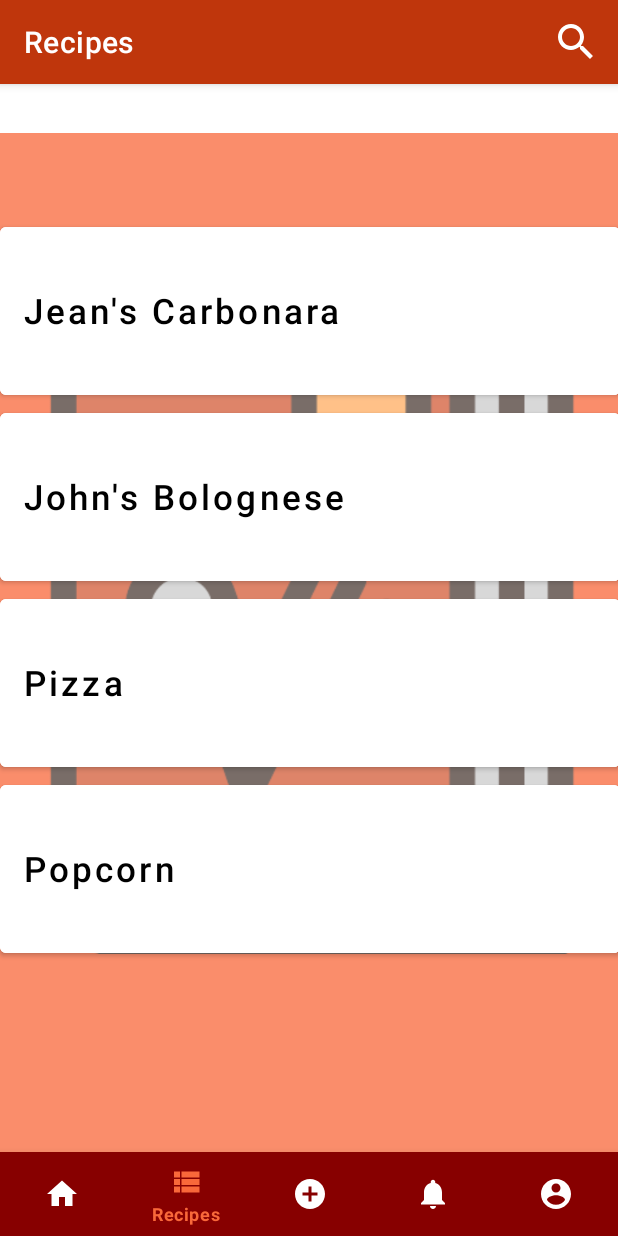
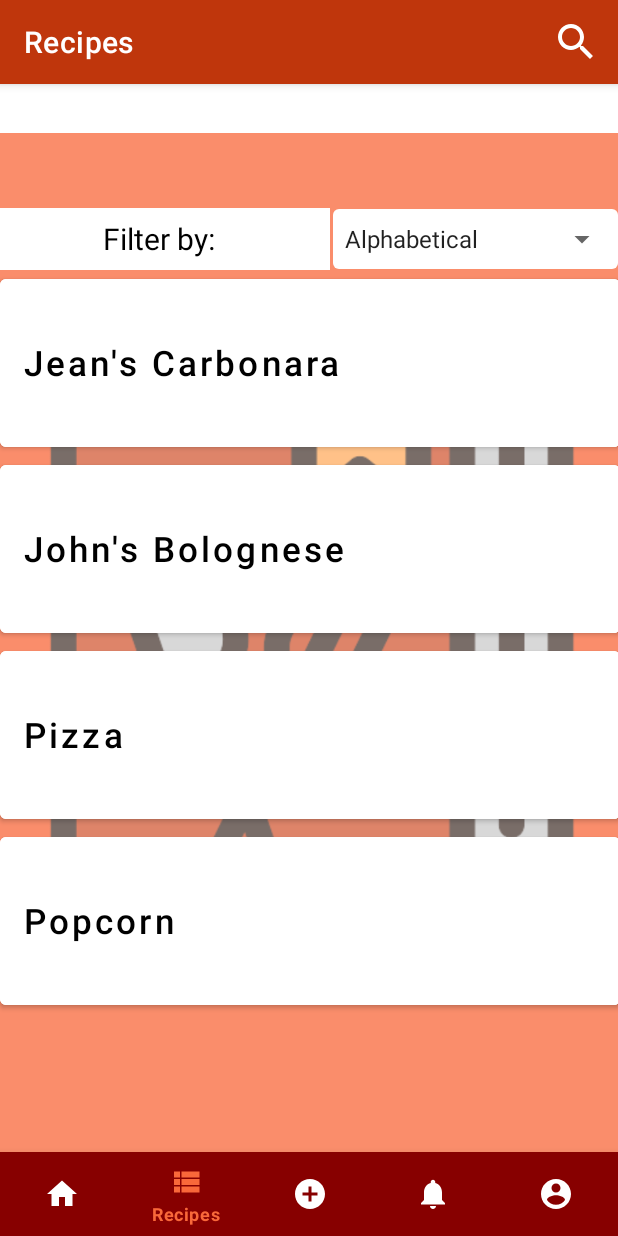
Before and after one commit to cookin-by-the-book/cookin-android, an Android app: the DashboardFragment screen opened through its navigation route, on a phone screen of 412 x 824 dp. Run offline under Robolectric (Android 15) with nearby library versions, the phone set to English and light mode, and no system bars; our stand-ins replace navigation-ui.

Commit message:
Finished Recipes page

```diff
--- a/cookin_by_the_book/app/src/main/java/com/mobileappdev/cookinbythebook/MainActivity.java
+++ b/cookin_by_the_book/app/src/main/java/com/mobileappdev/cookinbythebook/MainActivity.java
@@ -7,7 +7,9 @@ import android.view.Menu;
 import android.view.MenuInflater;
 import android.view.View;
 import android.view.ViewGroup;
+import android.widget.ArrayAdapter;
 import android.widget.SearchView;
+import android.widget.Spinner;
 
 import com.google.android.material.bottomnavigation.BottomNavigationView;
 
@@ -40,7 +42,16 @@ public class MainActivity extends AppCompatActivity {
         View background = this.findViewById(R.id.imageView);
         sendViewToBack(background);
 
-        //View home_recipe_button01 = this.findViewById(R.id.button);
+        /*
+        Spinner spinner = (Spinner) findViewById(R.id.filter_spinner);
+        // Create an ArrayAdapter using the string array and a default spinner layout
+        ArrayAdapter<CharSequence> adapter = ArrayAdapter.createFromResource(this,
+                R.array.planets_array, android.R.layout.simple_spinner_item);
+        // Specify the layout to use when the list of choices appears
+        adapter.setDropDownViewResource(android.R.layout.simple_spinner_dropdown_item);
+        // Apply the adapter to the spinner
+        spinner.setAdapter(adapter);
+        */
     }
 
     // This makes sure that our background art is always behind everything else
@@ -53,21 +64,4 @@ public class MainActivity extends AppCompatActivity {
             mParent.addView(child, 0);
         }
     }
-/*
-    @Override
-    public boolean onCreateOptionsMenu(Menu menu) {
-        MenuInflater inflater = getMenuInflater();
-        inflater.inflate(R.menu.options_menu, menu);
-
-        // Associate searchable configuration with the SearchView
-        SearchManager searchManager =
-                (SearchManager) getSystemService(Context.SEARCH_SERVICE);
-        SearchView searchView =
-                (SearchView) menu.findItem(R.id.search).getActionView();
-        searchView.setSearchableInfo(
-                searchManager.getSearchableInfo(getComponentName()));
-
-        return true;
-    }
-*/
 }
--- a/cookin_by_the_book/app/src/main/java/com/mobileappdev/cookinbythebook/ui/dashboard/DashboardFragment.java
+++ b/cookin_by_the_book/app/src/main/java/com/mobileappdev/cookinbythebook/ui/dashboard/DashboardFragment.java
@@ -9,7 +9,9 @@ import android.view.MenuInflater;
 import android.view.MenuItem;
 import android.view.View;
 import android.view.ViewGroup;
+import android.widget.ArrayAdapter;
 import android.widget.SearchView;
+import android.widget.Spinner;
 import android.widget.TextView;
 
 import androidx.annotation.NonNull;
@@ -38,13 +40,19 @@ public class DashboardFragment extends Fragment {
             }
         });
         setHasOptionsMenu(true);
+
+
+        //Spinner spinner = (Spinner) getView().findViewById(R.id.filter_spinner);
+        /*
+        // Create an ArrayAdapter using the string array and a default spinner layout
+        ArrayAdapter<CharSequence> adapter = ArrayAdapter.createFromResource(this.getContext(), R.array.planets_array, android.R.layout.simple_spinner_item);
+        // Specify the layout to use when the list of choices appears
+        adapter.setDropDownViewResource(android.R.layout.simple_spinner_dropdown_item);
+        // Apply the adapter to the spinner
+        spinner.setAdapter(adapter);
+         */
+
         return root;
-    }
-
-    @Override
-    public void onCreate(Bundle savedInstanceState) {
-        super.onCreate(savedInstanceState);
-        setHasOptionsMenu(true);
     }
 
     // Based on answers to https://stackoverflow.com/q/34291453
@@ -80,4 +88,16 @@ public class DashboardFragment extends Fragment {
             }
         });
     }
+
+    @Override
+    public void onActivityCreated(Bundle savedInstanceState) {
+        super.onActivityCreated(savedInstanceState);
+        Spinner spinner = (Spinner) getView().findViewById(R.id.filter_spinner);
+        // Create an ArrayAdapter using the string array and a default spinner layout
+        ArrayAdapter<CharSequence> adapter = ArrayAdapter.createFromResource(this.getContext(),
+                R.array.filters_array, android.R.layout.simple_spinner_item);
+
+        spinner.setAdapter(adapter);
+
+    }
 }
--- /dev/null
+++ b/cookin_by_the_book/app/src/main/res/drawable/downward_pointing_arrow.xml
@@ -0,0 +1,18 @@
+<?xml version="1.0" encoding="utf-8"?>
+<layer-list xmlns:android="http://schemas.android.com/apk/res/android" >
+    <item>
+        <rotate
+            android:fromDegrees="45"
+            android:pivotX="230%"
+            android:pivotY="27%"
+            android:toDegrees="45" >
+            <shape android:shape="rectangle" >
+                <stroke
+                    android:width="10dp"
+                    android:color="#00000000" />
+
+                <solid android:color="#00ACED" />
+            </shape>
+        </rotate>
+    </item>
+</layer-list>
--- /dev/null
+++ b/cookin_by_the_book/app/src/main/res/drawable/rounded_corner.xml
@@ -0,0 +1,9 @@
+<?xml version="1.0" encoding="utf-8"?>
+<inset xmlns:android="http://schemas.android.com/apk/res/android">
+
+    <shape android:shape="rectangle">
+        <solid android:color="#FFFFFF" />
+        <corners android:radius="4dp" />
+    </shape>
+
+</inset>
--- a/cookin_by_the_book/app/src/main/res/layout/fragment_dashboard.xml
+++ b/cookin_by_the_book/app/src/main/res/layout/fragment_dashboard.xml
@@ -39,7 +39,6 @@
         android:id="@+id/dashboard_button2"
         android:layout_width="0dp"
         android:layout_height="124dp"
-        android:layout_marginTop="100dp"
         android:backgroundTint="@android:color/white"
         android:gravity="left|center_vertical"
         android:text="Jean's Carbonara"
@@ -47,8 +46,9 @@
         android:textColor="@android:color/black"
         android:textSize="23dp"
         app:layout_constraintEnd_toEndOf="parent"
+        app:layout_constraintHorizontal_bias="0.0"
         app:layout_constraintStart_toStartOf="parent"
-        app:layout_constraintTop_toTopOf="parent" />
+        app:layout_constraintTop_toBottomOf="@+id/textView" />
 
     <Button
         android:id="@+id/dashboard_button3"
@@ -79,4 +79,36 @@
         app:layout_constraintHorizontal_bias="0.0"
         app:layout_constraintStart_toStartOf="parent"
         app:layout_constraintTop_toBottomOf="@+id/dashboard_button1" />
+
+    <RelativeLayout
+        android:id="@+id/relativeLayout"
+        android:layout_width="190dp"
+        android:layout_height="40dp"
+        android:layout_marginTop="94dp"
+        android:layout_marginEnd="1dp"
+        android:background="@drawable/rounded_corner"
+        app:layout_constraintEnd_toEndOf="parent"
+        app:layout_constraintTop_toTopOf="parent">
+
+        <Spinner
+            android:id="@+id/filter_spinner"
+            android:layout_width="190dp"
+            android:layout_height="40dp" />
+    </RelativeLayout>
+
+    <TextView
+        android:id="@+id/textView"
+        android:layout_width="220dp"
+        android:layout_height="41dp"
+        android:layout_marginTop="93dp"
+        android:background="@color/white"
+        android:gravity="center"
+        android:text="Filter by:\u0020\u0020"
+        android:textColor="@android:color/black"
+        android:textSize="20dp"
+        app:layout_constraintEnd_toStartOf="@+id/relativeLayout"
+        app:layout_constraintHorizontal_bias="0.052"
+        app:layout_constraintStart_toStartOf="parent"
+        app:layout_constraintTop_toTopOf="parent" />
+
 </androidx.constraintlayout.widget.ConstraintLayout>
--- a/cookin_by_the_book/app/src/main/res/values/strings.xml
+++ b/cookin_by_the_book/app/src/main/res/values/strings.xml
@@ -8,4 +8,11 @@
     <string name="add_recipe">Add Recipe</string>
     <string name="account">Account</string>
     <string name="logo_description">Cooking app logo of cookbook and fork and spoon.</string>
+
+    <string-array name="filters_array">
+        <item>Alphabetical</item>
+        <item>Favorites</item>
+        <item>Shared</item>
+        <item>Recently Viewed</item>
+    </string-array>
 </resources>
```
